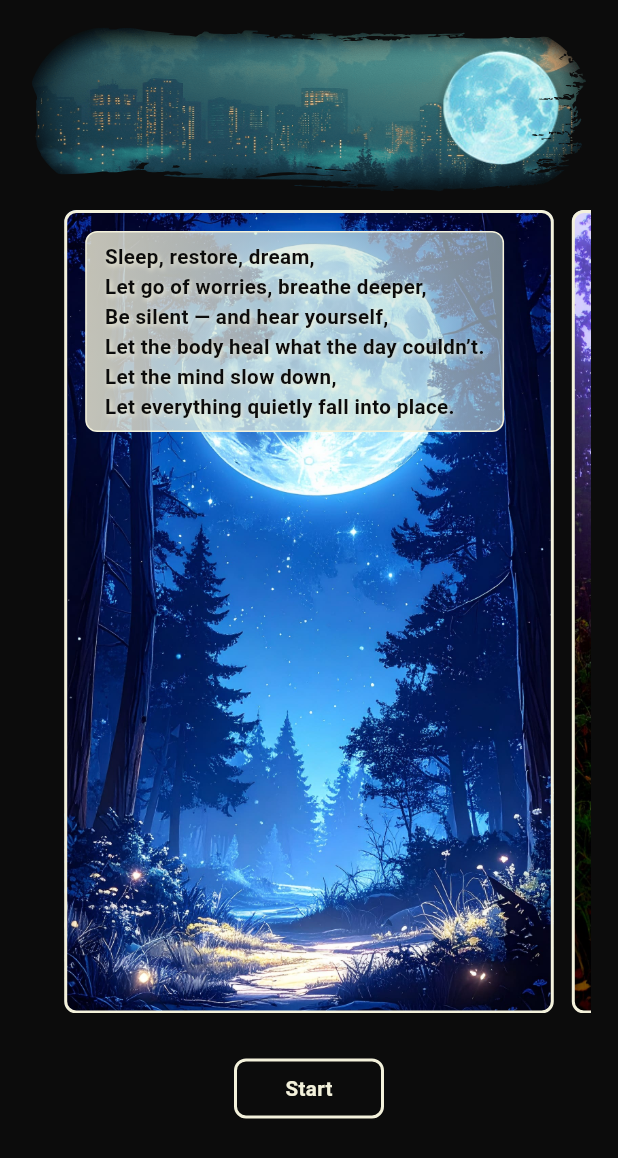
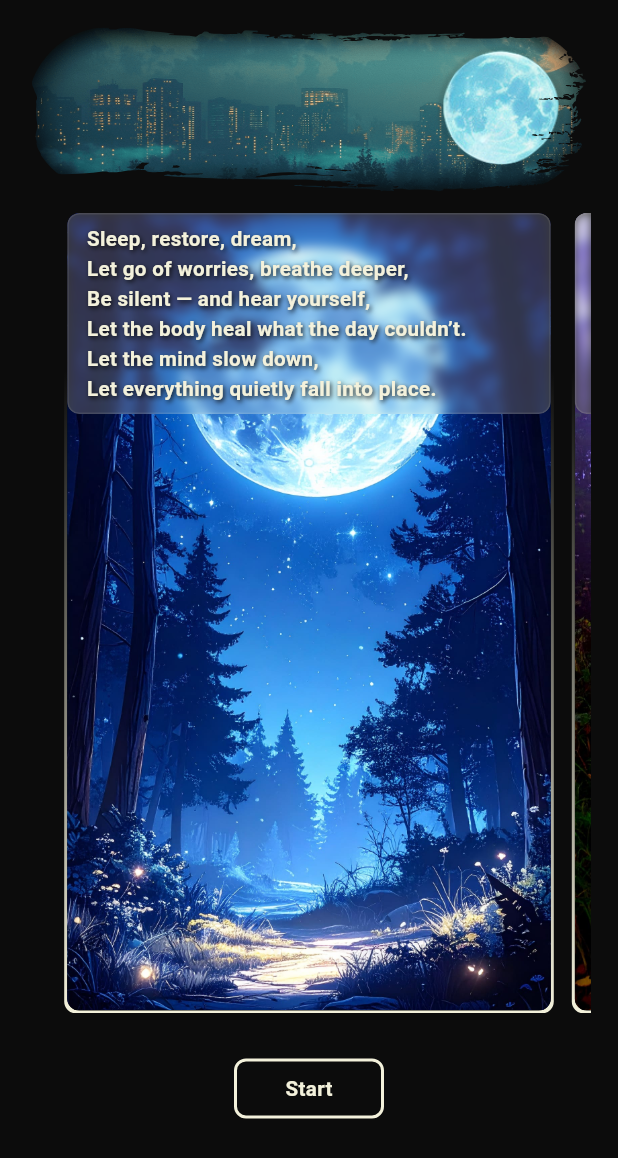
Before and after one commit to denissavishchev/neo_day, a Flutter app: the screen it shows after launch, in the side drawer, after a tap on "onboarding", on a phone screen of 412 x 824 dp. Shown: the top 1158 px of the screen. Run offline on Flutter 3.47's test engine with Material 3 defaults, Android fonts, the phone set to English and light mode, and no system bars; our stand-ins replace easy_localization, flutter_screenutil, flutter_svg, hive, hive_flutter; missing offline and left inert: country_flags; accounts and stored records are empty.

Commit message:
onboarding in progress

```diff
--- a/lib/screens/onboarding_screens/onboarding_screen.dart
+++ b/lib/screens/onboarding_screens/onboarding_screen.dart
@@ -1,3 +1,5 @@
+import 'dart:ui';
+
 import 'package:easy_localization/easy_localization.dart';
 import 'package:flutter/material.dart';
 import 'package:neo_day/widgets/button_widget.dart';
@@ -37,6 +39,22 @@ class OnboardingScreen extends StatelessWidget {
                                 itemBuilder: (context, index){
                                   return Container(
                                     margin: const EdgeInsets.symmetric(horizontal: 6),
+                                    padding: const EdgeInsets.all(2),
+                                    decoration: BoxDecoration(
+                                      borderRadius: BorderRadius.circular(8),
+                                      gradient: LinearGradient(
+                                          colors: [
+                                            kWhite,
+                                            kBlack
+                                          ],
+                                        begin: Alignment.bottomCenter,
+                                        end: Alignment.topCenter,
+                                        stops: [0, 0.8]
+                                      )
+                                    ),
+                                    child: Stack(
+                                      children: [
+                                        Container(
                                           padding: const EdgeInsets.all(12),
                                           decoration: BoxDecoration(
                                             color: data.isDayOnboarding ? kWhite : kBlack,
@@ -48,43 +66,54 @@ class OnboardingScreen extends StatelessWidget {
                                               fit: BoxFit.cover,
                                             ),
                                             borderRadius: BorderRadius.all(Radius.circular(8)),
-                                      border: Border.all(
-                                          color: data.isDayOnboarding ? kBlack : kWhite,
-                                        width: 2
-                                      )
+                                          ),
+                                        ),
+                                        Container(
+                                          alignment: Alignment.center,
+                                          decoration: BoxDecoration(
+                                            borderRadius: BorderRadius.circular(8),
                                           ),
                                           child: Column(
                                             crossAxisAlignment: CrossAxisAlignment.start,
                                             children: [
-                                        Container(
-                                          padding: const EdgeInsets.symmetric(horizontal: 12, vertical: 6),
+                                              ClipRRect(
+                                                borderRadius: BorderRadius.circular(8),
+                                                child: BackdropFilter(
+                                                  filter: ImageFilter.blur(
+                                                    sigmaX: 4,
+                                                    sigmaY: 4,
+                                                  ),
+                                                  child: Container(
+                                                    width: size.width,
+                                                    padding: const EdgeInsets.symmetric(
+                                                        horizontal: 12, vertical: 6),
                                                     decoration: BoxDecoration(
-                                              gradient: LinearGradient(
-                                                  colors: [
-                                                    kWhite.withValues(alpha: 0.8),
-                                                    kGrey.withValues(alpha: 0.6)
-                                                  ],
-                                                begin: Alignment.centerLeft,
-                                                end: Alignment.centerRight,
-                                              ),
+                                                        color: kWhite.withValues(alpha: 0.2),
                                                         borderRadius: BorderRadius.circular(8),
-                                            border: Border.all(color: kWhite)
+                                                        border: Border.all(
+                                                            width: 1,
+                                                            color: kWhite.withValues(alpha: 0.1))
                                                     ),
                                                     child: Text(
                                                       data.isDayOnboarding
                                                           ? 'day$index'.tr()
                                                           : 'night$index'.tr(),
-                                            style: kBlackTextStyle.copyWith(
+                                                      style: kTextStyle.copyWith(
                                                         shadows: [
                                                           Shadow(
                                                             offset: Offset(1, 1),
-                                                  blurRadius: 4.0,
-                                                  color: kWhite,
+                                                            blurRadius: 4,
+                                                            color: kBlack,
                                                           ),
                                                         ],
                                                       ),
                                                     ),
+                                                  ),
+                                                ),
                                               )
+                                            ],
+                                          ),
+                                        ),
                                       ],
                                     ),
                                   );
```
Lines whose indentation alone changed are shown as unchanged.
